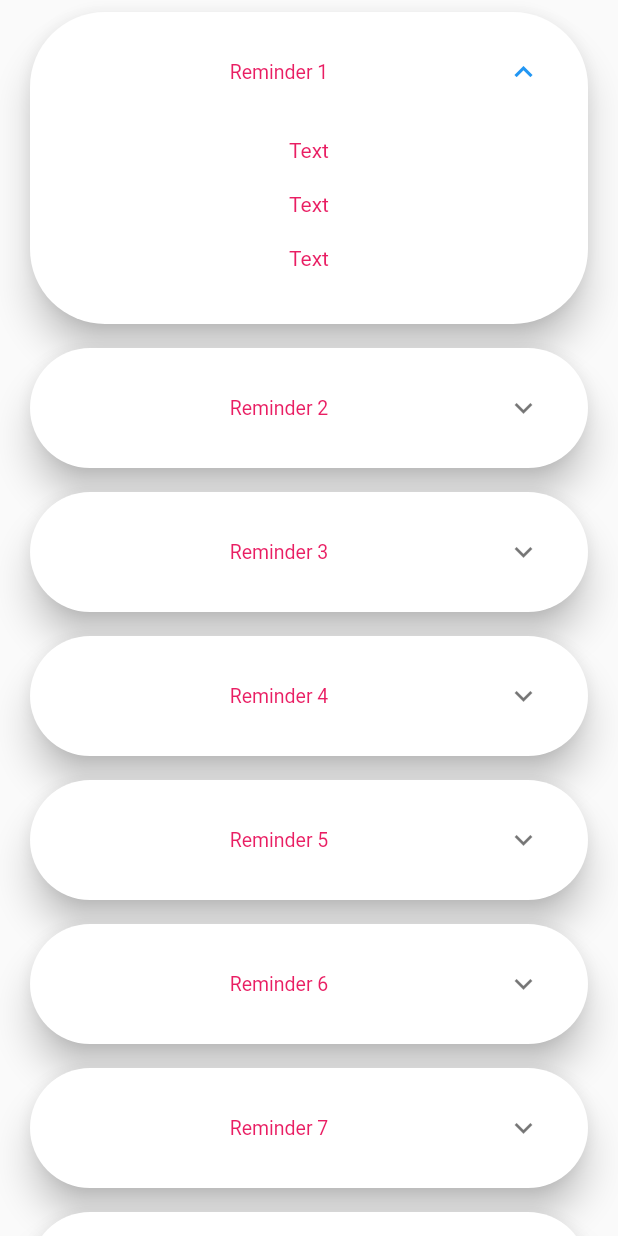
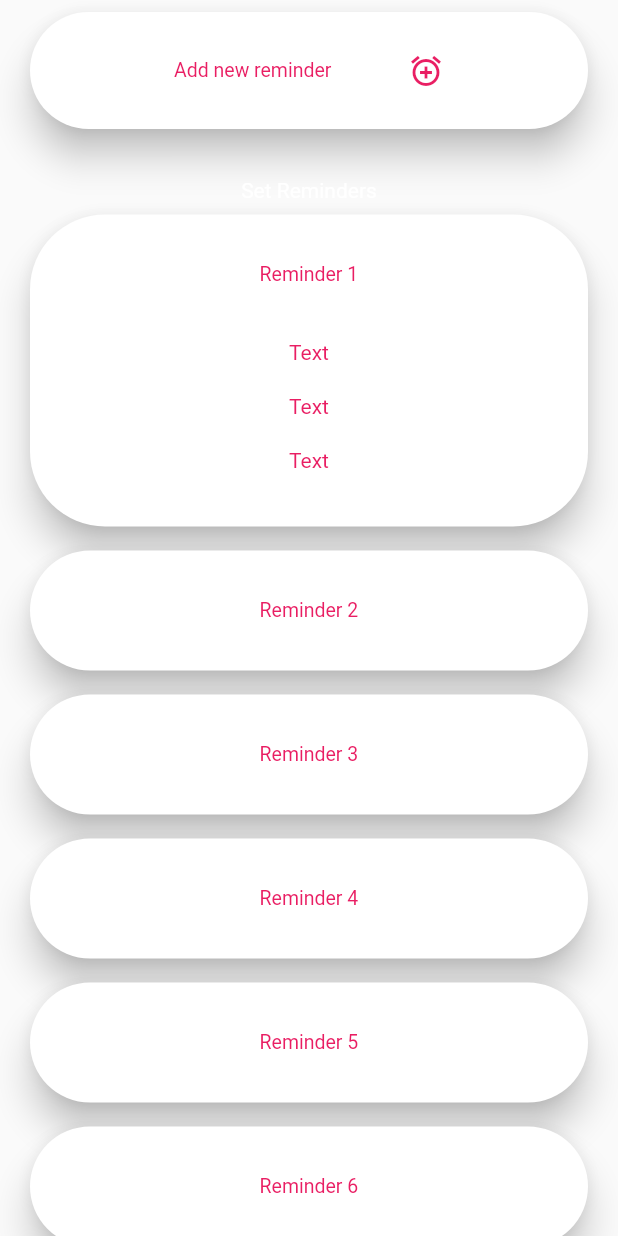
Before and after one commit to Addy2004/RemindMe, a Flutter app: what widget() shows on an empty page, opened directly, after a tap on an icon or button, on a phone screen of 412 x 824 dp. Run offline on Flutter 3.47's test engine with Material 2 defaults, Android fonts, the light colour scheme and no system bars.

Commit message:
Added create reminder button, modal bottom sheet, refactored code

```diff
--- a/lib/screens/menu_screen.dart
+++ b/lib/screens/menu_screen.dart
@@ -1,5 +1,6 @@
 import 'package:flutter/material.dart';
 import 'package:remind_me/constants.dart';
+import 'package:remind_me/widgets/add_reminder_tile.dart';
 import 'package:remind_me/widgets/reminder_tile.dart';
 
 class MenuScreen extends StatelessWidget {
@@ -15,8 +16,8 @@ class MenuScreen extends StatelessWidget {
            SliverAppBar(
             floating: true,
             pinned: true,
-            expandedHeight: 341,
-            backgroundColor: Colors.pink,
+            expandedHeight: kSliverAppBarExpandedHeight,
+            backgroundColor: kSliverAppBarBackgroundColor,
             flexibleSpace: FlexibleSpaceBar(
               background: Image.asset('images/pedro.gif'),
             ),
@@ -40,11 +41,19 @@ Widget widget(){
   return SingleChildScrollView(
     physics: const ScrollPhysics(),
     child: Column(
+      mainAxisAlignment: MainAxisAlignment.spaceAround,
       children: [
+       const AddReminderTile(),
+        const Padding(
+            padding: EdgeInsets.only(top: 25.0),
+            child: Text('Set Reminders',
+              style: TextStyle(color: Colors.white),
+            ),
+        ),
         ListView.builder(
           physics: const NeverScrollableScrollPhysics(),
           scrollDirection: Axis.vertical,
-        itemCount: 30,
+        itemCount: 10,
         shrinkWrap: true,
         itemBuilder: (BuildContext context, int index){
           return ReminderTile(index: index);
--- /dev/null
+++ b/lib/widgets/add_reminder_tile.dart
@@ -0,0 +1,54 @@
+import 'package:flutter/material.dart';
+import 'package:remind_me/screens/add_reminder_screen.dart';
+
+class AddReminderTile extends StatelessWidget {
+  const AddReminderTile({
+    Key? key,
+  }) : super(key: key);
+
+  @override
+  Widget build(BuildContext context) {
+    return ListTile(
+      title: Card(
+        shape: RoundedRectangleBorder(
+            borderRadius: BorderRadius.circular(50.0),
+        ),
+        elevation: 10.0,
+        child: Padding(
+          padding: const EdgeInsets.all(15.0),
+          child: ListTileTheme(
+            dense: true,
+            child: ListTile(
+              trailing: const Padding(
+                  padding: EdgeInsets.only(right: 65.0),
+                  child: Icon(Icons.add_alarm,
+                    color: Colors.pink),
+              ),
+              title: const Padding(
+                padding: EdgeInsets.only(left: 65.0),
+                child: Text('Add new reminder',
+                  style: TextStyle(color: Colors.pink),
+                ),
+              ),
+              onTap: (){
+                showModalBottomSheet(
+                  barrierColor: Colors.black.withAlpha(1),
+                    backgroundColor: Colors.transparent,
+                    context: context,
+                    builder: (context) => SingleChildScrollView(
+                      child: Container(
+                        color: Colors.transparent,
+                      padding: EdgeInsets.only(
+                        bottom: MediaQuery.of(context).viewInsets.bottom),
+                        child: const AddReminderScreen(),
+                      ),
+                    ),
+                );
+              },
+            ),
+          ),
+        ),
+      ),
+    );
+  }
+}
--- a/lib/widgets/reminder_tile.dart
+++ b/lib/widgets/reminder_tile.dart
@@ -11,23 +11,40 @@ class ReminderTile extends StatelessWidget {
     return ListTile(
       title: Center(
         child: Card(
-          shape: RoundedRectangleBorder(borderRadius: BorderRadius.circular(50.0)),
+          shape: RoundedRectangleBorder(
+              borderRadius: BorderRadius.circular(50.0),
+          ),
           elevation: 10.0,
           child: Padding(
             padding: const EdgeInsets.all(15.0),
             child: ListTileTheme(
               dense: true,
               child: ExpansionTile(
-                title: Center(
+                trailing: const SizedBox.shrink(),
+                title: Align(
+                  alignment: const Alignment(0.15, 0),
                   child: Text('Reminder ${index + 1}',
-                    style: const TextStyle(color: Colors.pink),
+                    style: const TextStyle(
+                        color: Colors.pink),
                   ),
                 ),
                 childrenPadding: const EdgeInsets.all(10.0),
                 children: const [
-                  Padding(padding: EdgeInsets.all(10.0), child: Text('Text', style: TextStyle(color: Colors.pink),)),
-                  Padding(padding: EdgeInsets.all(10.0), child: Text('Text', style: TextStyle(color: Colors.pink),)),
-                  Padding(padding: EdgeInsets.all(10.0), child: Text('Text', style: TextStyle(color: Colors.pink),))
+                  Padding(padding: EdgeInsets.all(10.0),
+                      child: Text('Text',
+                        style: TextStyle(color: Colors.pink),
+                      ),
+                  ),
+                  Padding(padding: EdgeInsets.all(10.0),
+                      child: Text('Text',
+                        style: TextStyle(color: Colors.pink),
+                      ),
+                  ),
+                  Padding(padding: EdgeInsets.all(10.0),
+                      child: Text('Text',
+                        style: TextStyle(color: Colors.pink),
+                      ),
+                  ),
                 ],
               ),
             ),
--- a/lib/widgets/switch_icon.dart
+++ b/lib/widgets/switch_icon.dart
@@ -5,7 +5,8 @@ class SwitchIcon extends StatefulWidget {
   final bool switchIconColorCondition;
   final IconData icon;
   const SwitchIcon({
-    required this.switchIconColorCondition, required this.icon,
+    required this.switchIconColorCondition,
+    required this.icon,
     Key? key,
   }) : super(key: key);
 
```
Also changed, not shown: lib/constants.dart (+10 -1 lines), lib/screens/add_reminder_screen.dart (added, +80 -0 lines), lib/screens/main_screen.dart (+10 -5 lines).
